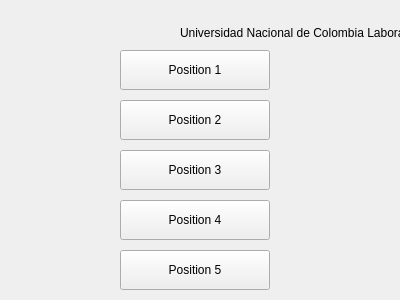
This is resource/MyPlugin.ui in Robotica-UNAL-G3-A/rqt_pincher_gui as Qt 5 draws it before an edit. The edited form follows.
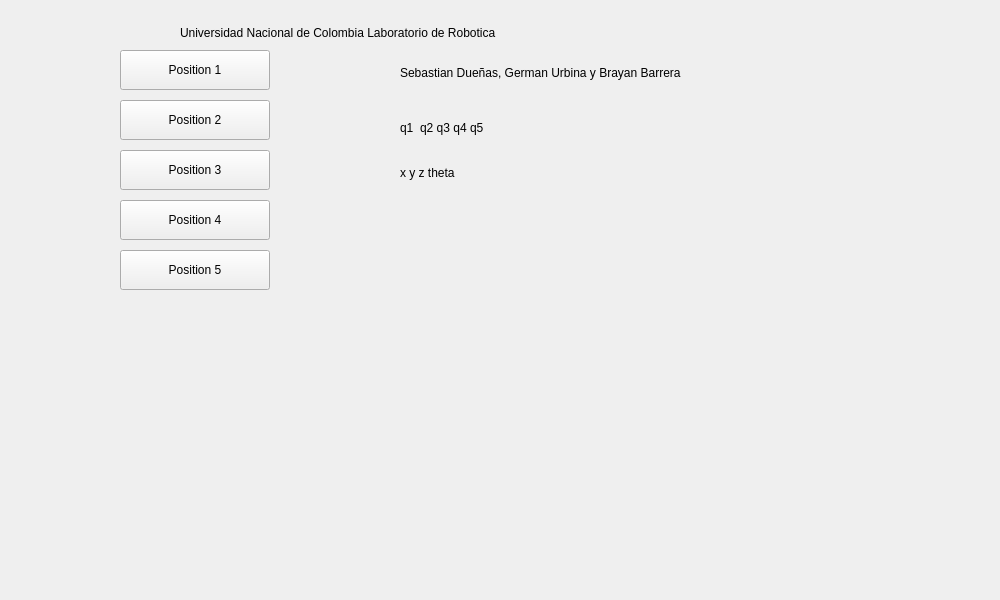
This is the edited form.

Patch:
```diff
--- a/resource/MyPlugin.ui
+++ b/resource/MyPlugin.ui
@@ -6,8 +6,8 @@
    <rect>
     <x>0</x>
     <y>0</y>
-    <width>400</width>
-    <height>300</height>
+    <width>1000</width>
+    <height>600</height>
    </rect>
   </property>
   <property name="windowTitle">
```
Left out of the diff: 6 changed lines with no effect on the pictures.
